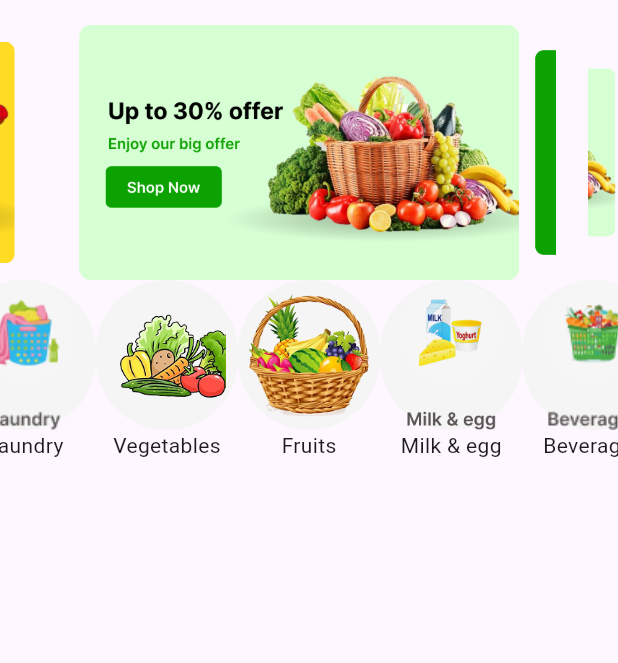
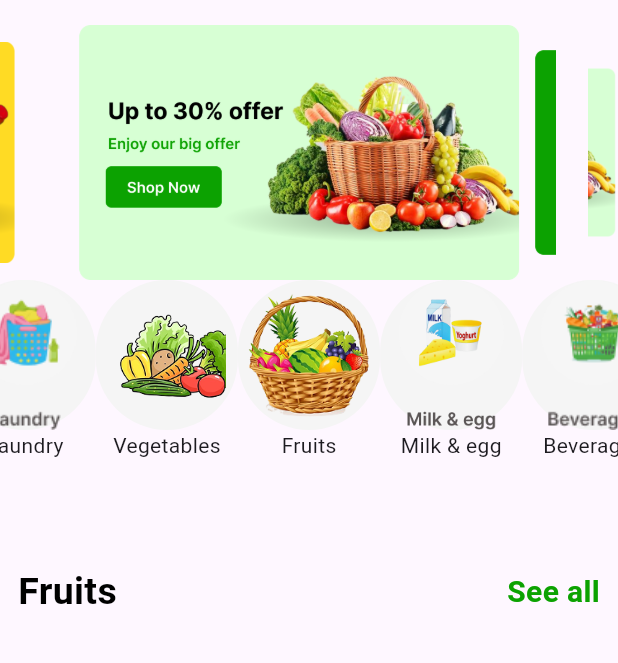
Before and after one commit to elshaarawy7/food_app, a Flutter app: the screen it shows after launch, on a phone screen of 412 x 824 dp, the part 59-722 px from its top. Run offline on Flutter 3.47's test engine with Material 3 defaults, Android fonts, the phone set to English and light mode, and no system bars; drawn by our look-alikes of carousel_slider; our stand-ins replace flutter_svg.

Commit message:
create model frutes

```diff
--- /dev/null
+++ b/lib/model/frutes_of_model.dart
@@ -0,0 +1,3 @@
+class FrutesOfModel {
+
+}
--- a/lib/pages/home_page.dart
+++ b/lib/pages/home_page.dart
@@ -45,6 +45,8 @@ class _HomePageState extends State<HomePage> {
 
       ) ,
   ];
+
+
   Widget build(BuildContext context) {
     return Scaffold(
       appBar: AppBar(
@@ -118,6 +120,31 @@ class _HomePageState extends State<HomePage> {
 
           ),
 
+          SizedBox(height: 20,) ,
+          Padding(
+            padding: EdgeInsets.symmetric(horizontal: 12),
+            child: Row(
+              mainAxisAlignment: MainAxisAlignment.spaceBetween,
+              children: [
+                Text("Fruits" , style: TextStyle(
+                  color: Colors.black ,
+                  fontSize: 25 ,
+                  fontWeight: FontWeight.bold ,
+                ),) ,
+
+                Text("See all" , style: TextStyle(
+                  color: Color(0XFF0CA201) ,
+                  fontSize: 20 ,
+                  fontWeight: FontWeight.bold ,
+                ),)
+              ],
+            ),
+          ) ,
+
+
+
+
+
 
         ],
       ),
```
